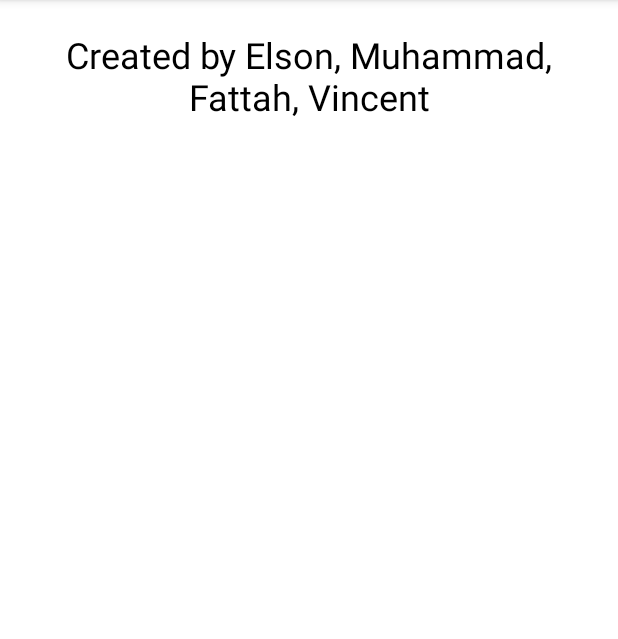
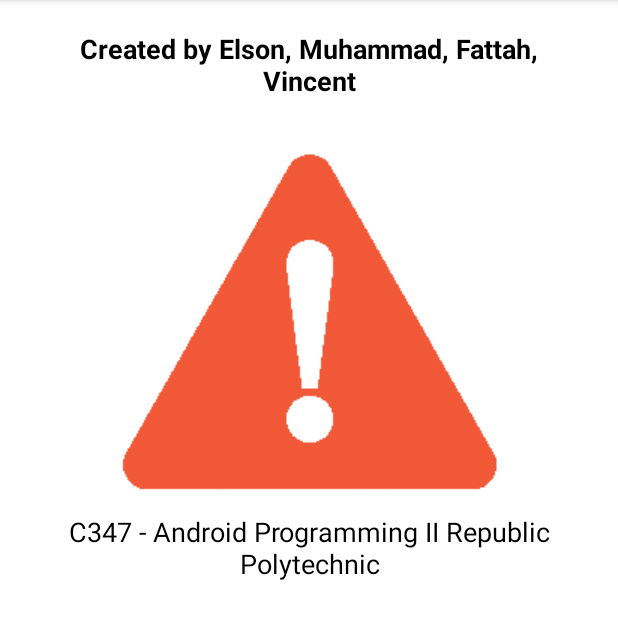
Before and after one commit to C347-Team/C347_L7_PS_My_Data_Book, an Android app: the AboutUsActivity screen opened directly, with no data from a screen before it, on a phone screen of 412 x 824 dp, the part 84-723 px from its top. Run offline under Robolectric (Android 15) with nearby library versions, the phone set to English and light mode, and no system bars; our stand-ins replace Picasso; pictures from the network do not load.

Commit message:
finish about us activity of Intermediate Enhancement

```diff
--- a/app/src/main/java/sg/edu/rp/c347/id19007966/mydatabook/AboutUsActivity.java
+++ b/app/src/main/java/sg/edu/rp/c347/id19007966/mydatabook/AboutUsActivity.java
@@ -3,12 +3,25 @@ package sg.edu.rp.c347.id19007966.mydatabook;
 import androidx.appcompat.app.AppCompatActivity;
 
 import android.os.Bundle;
+import android.widget.ImageView;
+
+import com.squareup.picasso.Picasso;
 
 public class AboutUsActivity extends AppCompatActivity {
+
+    ImageView rpImageView;
 
     @Override
     protected void onCreate(Bundle savedInstanceState) {
         super.onCreate(savedInstanceState);
         setContentView(R.layout.activity_about_us);
+
+        rpImageView = findViewById(R.id.rpImageView);
+        String rpLogoURL = "https://upload.wikimedia.org/wikipedia/commons/8/80/Republic_Polytechnic_Logo.jpg";
+        Picasso.with(this)
+                .load(rpLogoURL)
+                .error(R.drawable.error)
+                .placeholder(R.drawable.ajax_loader)
+                .into(rpImageView);
     }
 }
--- a/app/src/main/res/layout/activity_about_us.xml
+++ b/app/src/main/res/layout/activity_about_us.xml
@@ -15,5 +15,20 @@
         android:padding="20dp"
         android:text="Created by Elson, Muhammad, Fattah, Vincent"
         android:textColor="#000000"
-        android:textSize="24sp" />
+        android:textSize="18sp"
+        android:textStyle="bold" />
+
+    <ImageView
+        android:id="@+id/rpImageView"
+        android:layout_width="match_parent"
+        android:layout_height="wrap_content" />
+
+    <TextView
+        android:id="@+id/moduleTextView"
+        android:layout_width="match_parent"
+        android:layout_height="wrap_content"
+        android:gravity="center"
+        android:text="C347 - Android Programming II Republic Polytechnic"
+        android:textColor="#000000"
+        android:textSize="18sp" />
 </LinearLayout>
```
Also changed, not shown: app/src/main/res/drawable/ajax_loader.gif (added), app/src/main/res/drawable/error.png (added).
